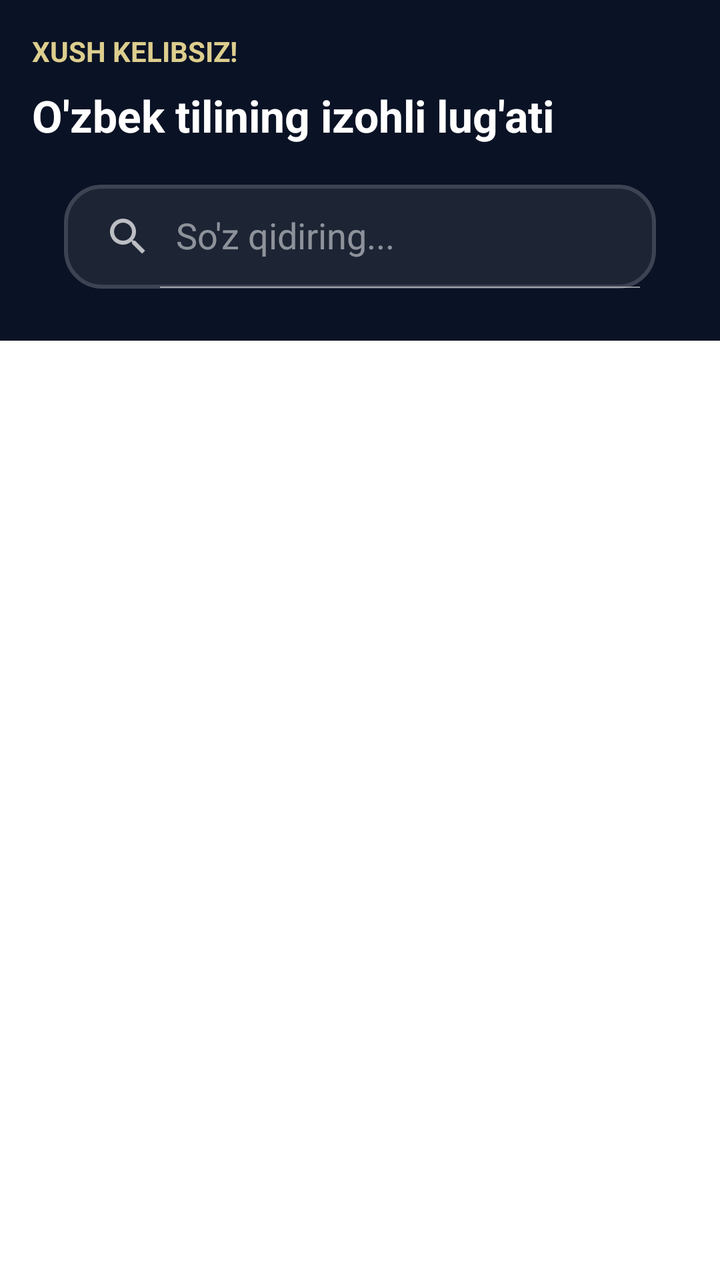
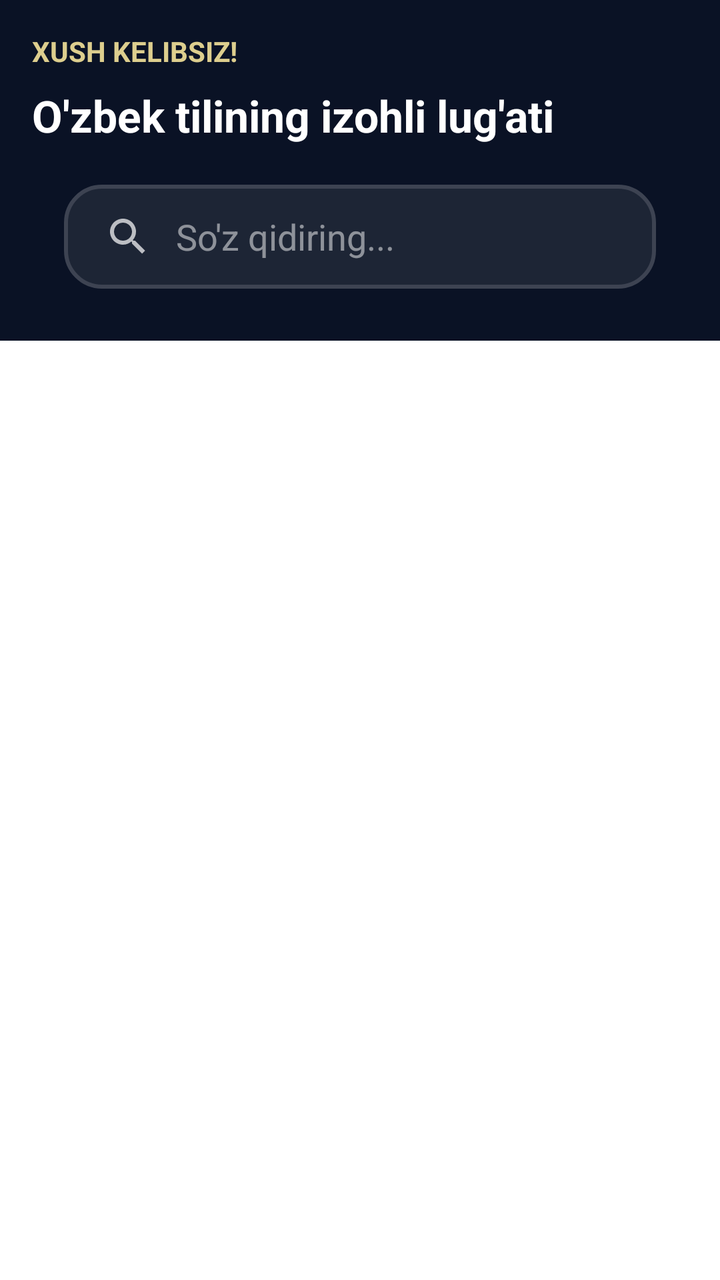

Screens rendered from an Android XML layout before and after an edit, with the pre-edit source and the edit as a unified diff.
<!-- AndroidManifest.xml: application theme Theme.OzbekTiliningIzohliUgati -->
<!-- res/layout/fragment_home.xml -->
<?xml version="1.0" encoding="utf-8"?>
<LinearLayout xmlns:android="http://schemas.android.com/apk/res/android"
    xmlns:app="http://schemas.android.com/apk/res-auto"
    xmlns:tools="http://schemas.android.com/tools"
    android:layout_width="match_parent"
    android:layout_height="match_parent"
    android:background="@color/white"
    android:orientation="vertical"
    tools:context=".presentation.HomeFragment">

    <androidx.cardview.widget.CardView
        android:id="@+id/cardview"
        android:layout_width="match_parent"
        android:layout_height="wrap_content"
        app:cardBackgroundColor="#0A1225"
        app:cardCornerRadius="0dp"
        app:cardElevation="0dp">

        <LinearLayout
            android:layout_width="match_parent"
            android:layout_height="wrap_content"
            android:orientation="vertical"
            android:padding="16dp">

            <TextView
                android:layout_width="wrap_content"
                android:layout_height="wrap_content"
                android:text="Xush kelibsiz!"
                android:textAllCaps="true"
                android:textColor="#DDCE8E"
                android:textSize="14sp"
                android:textStyle="bold" />

            <TextView
                android:layout_width="wrap_content"
                android:layout_height="wrap_content"
                android:layout_marginTop="8dp"
                android:text="O'zbek tilining izohli lug'ati"
                android:textColor="@color/white"
                android:textSize="22sp"
                android:textStyle="bold" />

            <androidx.appcompat.widget.SearchView
                android:id="@+id/searchBox"
                android:layout_width="match_parent"
                android:layout_height="52dp"
                android:layout_marginHorizontal="16dp"
                android:layout_marginTop="20dp"
                android:layout_marginBottom="10dp"
                android:background="@drawable/search_item"
                android:theme="@style/ThemeOverlay.AppCompat.Dark"
                app:iconifiedByDefault="false"
                app:queryHint="So'z qidiring..." />

        </LinearLayout>
    </androidx.cardview.widget.CardView>

    <androidx.recyclerview.widget.RecyclerView
        android:id="@+id/recyclerView"
        android:layout_width="match_parent"
        android:layout_height="0dp"
        android:layout_weight="1"
        android:layout_marginTop="8dp"
        android:paddingHorizontal="10dp" />

</LinearLayout>
<!-- resources referenced by this layout -->
<resources>
  <color name="white">#FFFFFFFF</color>
  <!-- drawable search_item (drawable) -->
  <?xml version="1.0" encoding="utf-8"?>
  <shape xmlns:android="http://schemas.android.com/apk/res/android">
  
      <solid android:color="#1D2535"/>
      <corners android:radius="18dp"/>
      <stroke android:width="2dp"
          android:color="#3D4352">
      </stroke>
  </shape>
  <style name="Theme.OzbekTiliningIzohliUgati" parent="Base.Theme.OzbekTiliningIzohliUgati" />
  <style name="Base.Theme.OzbekTiliningIzohliUgati" parent="Theme.Material3.DayNight.NoActionBar">
          <item name="bottomNavigationStyle">@style/Widget.App.BottomNavigationView</item>
      </style>
  <style name="Widget.App.BottomNavigationView" parent="Widget.Design.BottomNavigationView">
          <item name="itemBackground">@android:color/transparent</item>
      </style>
</resources>

<!-- the commit's change to res/layout/fragment_home.xml (unified diff, before → after) -->
@@ -50,6 +50,8 @@
                 android:background="@drawable/search_item"
                 android:theme="@style/ThemeOverlay.AppCompat.Dark"
                 app:iconifiedByDefault="false"
+                app:queryBackground="@android:color/transparent"
+                app:submitBackground="@android:color/transparent"
                 app:queryHint="So'z qidiring..." />
 
         </LinearLayout>
